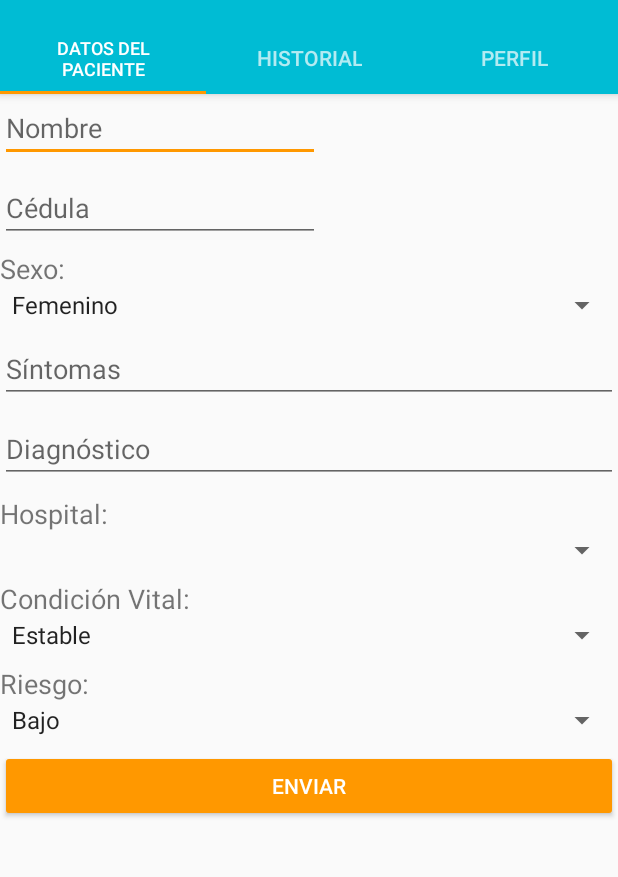
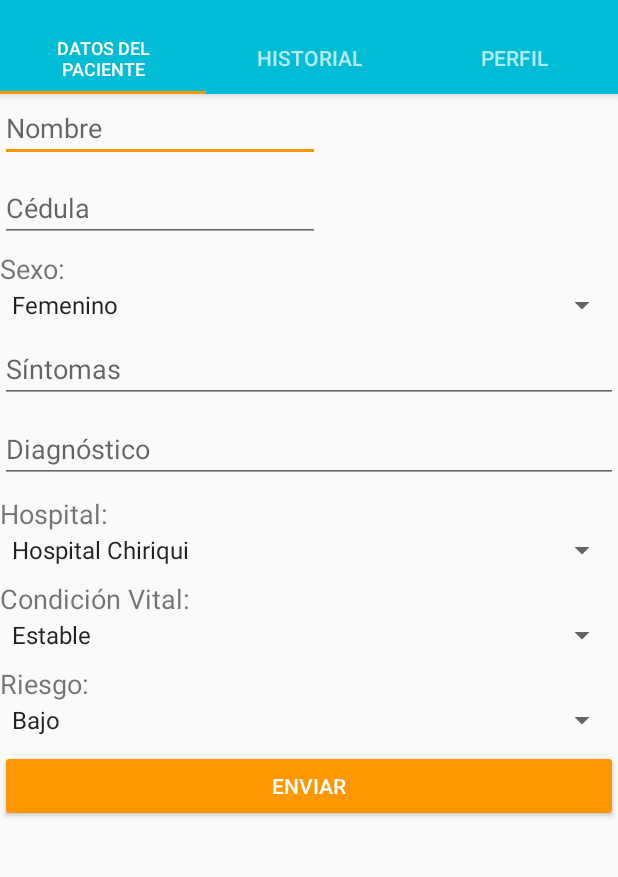
Before and after one commit to kornofilo/DS6-SATEM, an Android app: the MainActivity screen opened directly, with no data from a screen before it, on a phone screen of 412 x 824 dp, the part 74-951 px from its top. Run offline under Robolectric (Android 15) with nearby library versions, the phone set to English and light mode, and no system bars.

Commit message:
SATEM APP - Login 02

```diff
--- a/SATEMapp/app/src/main/java/com/example/r_2g_/satemapp/LoginActivity.java
+++ b/SATEMapp/app/src/main/java/com/example/r_2g_/satemapp/LoginActivity.java
@@ -90,8 +90,11 @@ public class LoginActivity extends AppCompatActivity implements View.OnClickList
                                     // signed in user can be handled in the listener.
                                     if (!task.isSuccessful()) {
                                         System.out.print("signInWithEmail:failed");
-                                        Toast.makeText(LoginActivity.this, "fallo",
+                                        Toast.makeText(LoginActivity.this, "El Nombre de Usuario o Contraseña ingresada son incorrectos. Inténtelo de nuevo.",
                                                 Toast.LENGTH_SHORT).show();
+                                    }else if (task.isSuccessful()){
+                                        startActivity(intent);
+                                        finish();
                                     }
 
                                     // ...
--- a/SATEMapp/app/src/main/res/layout/fragment_main.xml
+++ b/SATEMapp/app/src/main/res/layout/fragment_main.xml
@@ -72,6 +72,7 @@
             android:layout_width="match_parent"
             android:layout_height="wrap_content"
             android:layout_marginBottom="8dp"
+            android:entries="@array/hospitalOpts"
             android:spinnerMode="dialog" />
 
         <TextView
--- a/SATEMapp/app/src/main/res/values/strings.xml
+++ b/SATEMapp/app/src/main/res/values/strings.xml
@@ -42,6 +42,14 @@
         <item>No definido</item>
     </string-array>
 
+    <string-array name="hospitalOpts">
+        <item>Hospital Chiriqui</item>
+        <item>Hospital Mae Lewis</item>
+        <item>Hospital Materno Infantil José Domingo de Obaldia</item>
+        <item>Hospital Regional Dr. Rafael Hernandez</item>
+        <item>Policlínica Gustavo A. Ross</item>
+    </string-array>
+
     <string-array name="condVitalOpts">
         <item>Estable</item>
         <item>Crítico</item>
```
